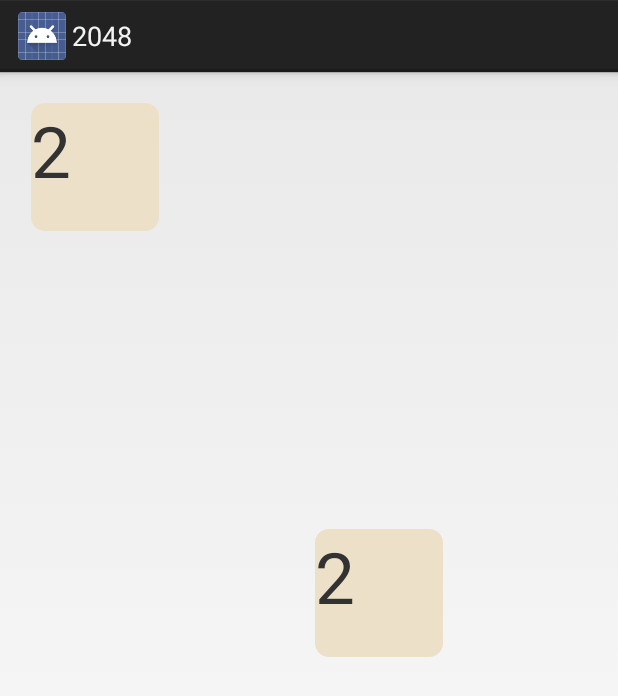
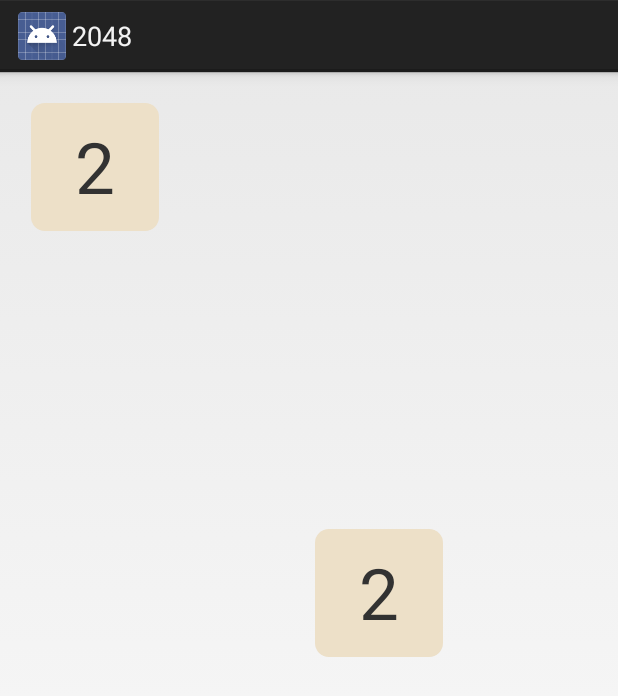
Before and after one commit to wonyoung/My2048, an Android app: the screen it shows after launch (MainActivity), on a phone screen of 412 x 824 dp. Shown: the top 696 px of the screen. Run offline under Robolectric (Android 15) with nearby library versions, the phone set to English and light mode, and no system bars.

Commit message:
Make text center

```diff
--- a/app/src/main/java/com/jooyunghan/my2048/MainActivity.java
+++ b/app/src/main/java/com/jooyunghan/my2048/MainActivity.java
@@ -9,6 +9,7 @@ import android.os.Bundle;
 import android.support.v4.view.GestureDetectorCompat;
 import android.util.TypedValue;
 import android.view.GestureDetector;
+import android.view.Gravity;
 import android.view.Menu;
 import android.view.MenuItem;
 import android.view.MotionEvent;
@@ -130,7 +131,8 @@ public class MainActivity extends Activity implements GameView {
         TextView view = new TextView(this);
 
         view.setTextSize(TypedValue.COMPLEX_UNIT_PX, TEXT_SIZE);
-        view.setTextAlignment(TextView.TEXT_ALIGNMENT_CENTER);
+        view.setGravity(Gravity.CENTER);
+
         view.setText(value + "");
 
         ShapeDrawable bg = new ShapeDrawable(roundRectShape);
```
